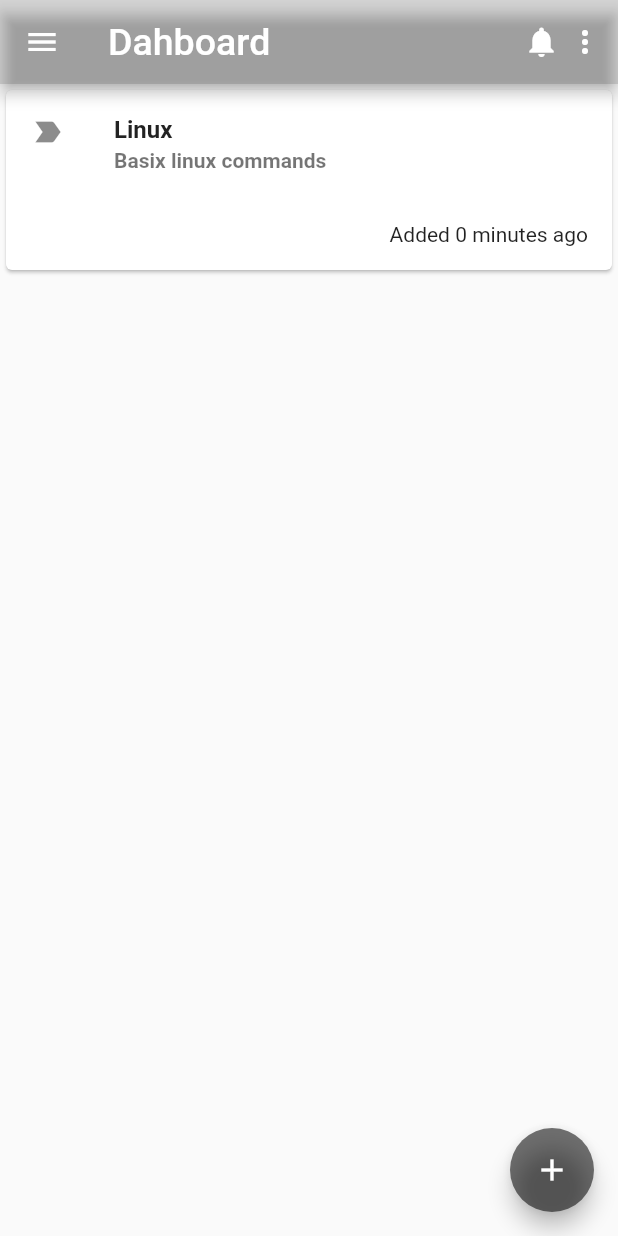
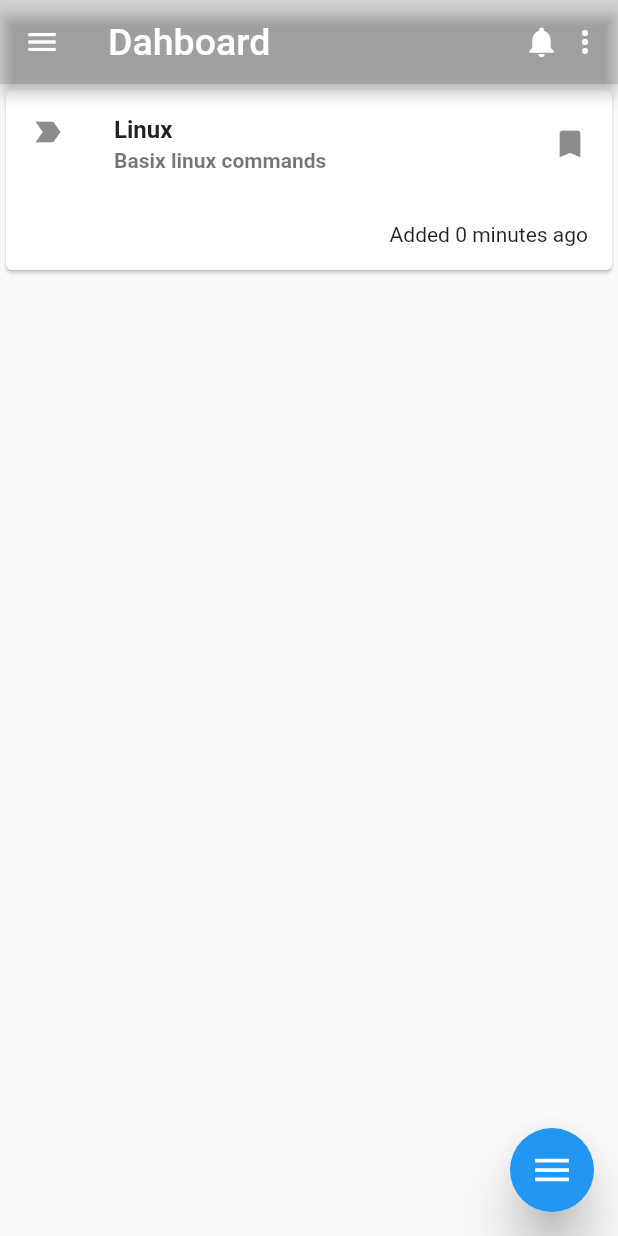
Before and after one commit to medhag16/spacedRepitition, a Flutter app: the screen it shows after launch, on a phone screen of 412 x 824 dp. Run offline on Flutter 3.47's test engine with Material 2 defaults, Android fonts, the phone set to English and light mode, and no system bars; drawn by our look-alikes of flutter_speed_dial.

```diff
--- a/lib/main.dart
+++ b/lib/main.dart
@@ -1,4 +1,7 @@
 import 'package:flutter/material.dart';
+import 'package:flutter/rendering.dart';
+//import 'package:toast/toast.dart';
+import 'package:flutter_speed_dial/flutter_speed_dial.dart';
 import 'package:spaced_rep_app/ui/myHome.dart';
 
 void main() {
@@ -11,14 +14,122 @@ class MyApp extends StatelessWidget {
     return MaterialApp(
         debugShowCheckedModeBanner: false,
         home: Scaffold(
-          floatingActionButton: FloatingActionButton(
-            onPressed: null,
-            child: Icon(Icons.add),
-            backgroundColor: Colors.black54,
+          drawer: Drawer(
+              child: ListView(
+            children: <Widget>[
+              DrawerHeader(
+                margin: EdgeInsets.only(top: 20),
+                decoration: BoxDecoration(
+                    image: DecorationImage(
+                        fit: BoxFit.contain,
+                        image: NetworkImage(
+                            'https://encrypted-tbn0.gstatic.com/images?q=tbn%3AANd9GcTaH7it4ppZCrkP7zNdd8l_bae_rRRYXXM3IA&usqp=CAU'))),
+                child: Text(""),
+              ),
+              Divider(color: Colors.black87, thickness: 3),
+              ListTile(
+                title: Row(
+                  children: <Widget>[
+                    Icon(Icons.folder),
+                    Text("    All Cards"),
+                  ],
+                ),
+                onTap: () {
+                  Navigator.of(context).pop();
+                },
+              ),
+              ListTile(
+                title: Row(
+                  children: <Widget>[
+                    Icon(Icons.search),
+                    Text("    Browse Cards"),
+                  ],
+                ),
+                onTap: () {
+                  Navigator.of(context).pop();
+                },
+              ),
+              Divider(color: Colors.black38),
+              ListTile(
+                title: Row(
+                  children: <Widget>[
+                    Icon(Icons.account_circle),
+                    Text("   My Account"),
+                  ],
+                ),
+                onTap: () {
+                  Navigator.of(context).pop();
+                },
+              ),
+              ListTile(
+                title: Row(
+                  children: <Widget>[
+                    Icon(Icons.help),
+                    Text("   Help"),
+                  ],
+                ),
+                onTap: () {
+                  Navigator.of(context).pop();
+                },
+              ),
+              ListTile(
+                title: Row(
+                  children: <Widget>[
+                    Icon(Icons.settings),
+                    Text("   Settings"),
+                  ],
+                ),
+                onTap: () {
+                  Navigator.of(context).pop();
+                },
+              ),
+              ListTile(
+                title: Row(
+                  children: <Widget>[
+                    Icon(Icons.share),
+                    Text("   Share"),
+                  ],
+                ),
+                onTap: () {
+                  Navigator.of(context).pop();
+                },
+              ),
+              Divider(color: Colors.black38),
+              ListTile(
+                title: Text('0.0.1'),
+                onTap: () {},
+              ),
+            ],
+          )),
+          floatingActionButton: SpeedDial(
+            marginRight: 20,
+            animatedIcon: AnimatedIcons.menu_close,
+            animatedIconTheme: IconThemeData(size: 30.0),
+            closeManually: false,
+            marginBottom: 20,
+            overlayColor: Colors.black,
+            overlayOpacity: 0.7,
+            elevation: 15,
+            children: [
+              SpeedDialChild(
+                  child: Icon(Icons.book),
+                  //backgroundColor: Colors.amber,
+                  label: 'Add Subject',
+                  onTap: () => print('Subject Added')),
+              SpeedDialChild(
+                  child: Icon(Icons.file_upload),
+                  //backgroundColor: Colors.amber,
+                  label: 'Upload Card',
+                  onTap: () => print('Card Added')),
+              SpeedDialChild(
+                  child: Icon(Icons.share),
+                  backgroundColor: Colors.blue,
+                  label: 'Share Card',
+                  onTap: () => print('Added')),
+            ],
           ),
           appBar: AppBar(
             backgroundColor: Colors.black12,
-            leading: Icon(Icons.menu),
             title: Text(
               "Dahboard",
               style: TextStyle(fontSize: 25),
--- a/lib/ui/myHome.dart
+++ b/lib/ui/myHome.dart
@@ -17,6 +17,7 @@ class _MyHomeState extends State<MyHome> {
               children: <Widget>[
                 const ListTile(
                   leading: Icon(Icons.label_important),
+                  trailing: Icon(Icons.bookmark),
                   title: Text("Linux",
                       style: TextStyle(fontWeight: FontWeight.bold)),
                   subtitle: Text("Basix linux commands",
--- a/pubspec.yaml
+++ b/pubspec.yaml
@@ -28,6 +28,9 @@ dependencies:
   # The following adds the Cupertino Icons font to your application.
   # Use with the CupertinoIcons class for iOS style icons.
   cupertino_icons: ^0.1.3
+  flutter_speed_dial: ^1.2.5
+  http: ^0.12.2
+  toast: ^0.1.5
 
 dev_dependencies:
   flutter_test:
```
Also changed, not shown: pubspec.lock, 1 other file.
